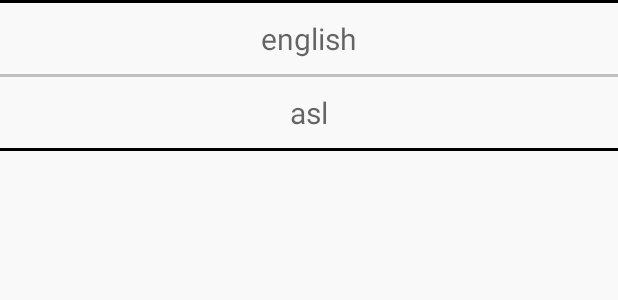
After one commit to twhitloc/Capstone_Prototype, an Android app: the layout list_item.xml on its own in the app's theme, with its tools: preview values and no code run, on a phone screen of 412 x 824 dp. The commit adds this screen. Shown: the top 300 px of the screen. Run offline under Robolectric (Android 15) with nearby library versions, the light colour scheme and no system bars.

Commit message:
View Saved Translations almost complete

```diff
--- a/app/src/main/res/layout/content_view__saved__translations.xml
+++ b/app/src/main/res/layout/content_view__saved__translations.xml
@@ -31,10 +31,11 @@
             android:text="@string/_find_this_phrase"
             />
 
-        <android.support.v7.widget.RecyclerView
+        <ListView
+            android:id="@+id/list_view"
             android:layout_width="match_parent"
             android:layout_height="300dp">
 
-        </android.support.v7.widget.RecyclerView>>
+        </ListView>>
     </LinearLayout>
 </RelativeLayout>
--- /dev/null
+++ b/app/src/main/res/layout/list_item.xml
@@ -0,0 +1,37 @@
+<?xml version="1.0" encoding="utf-8"?>
+<LinearLayout xmlns:android="http://schemas.android.com/apk/res/android"
+    android:orientation="vertical" android:layout_width="match_parent"
+    android:layout_height="match_parent"
+    android:background="#f9f9f9">
+
+    <View
+        android:layout_width="match_parent"
+        android:layout_height="2dp"
+        android:background="#000000" />
+    <TextView
+        android:padding="10dp"
+        android:layout_width="match_parent"
+        android:layout_height="wrap_content"
+        android:id="@+id/english_view"
+        android:hint="english"
+        android:textSize="20dp"
+        android:gravity="center"/>
+
+    <View
+        android:layout_width="match_parent"
+        android:layout_height="2dp"
+        android:background="#c0c0c0" />
+    <TextView
+        android:padding="10dp"
+        android:layout_width="match_parent"
+        android:layout_height="wrap_content"
+        android:id="@+id/asl_view"
+        android:hint="asl"
+        android:textSize="20dp"
+        android:gravity="center"/>
+    <View
+        android:layout_width="match_parent"
+        android:layout_height="2dp"
+        android:background="#000000" />
+
+</LinearLayout>
```
Also changed, not shown: app/src/main/java/tylerwhitlock/capstone_prototype/ListAdapter.java (added, +41 -0 lines), app/src/main/java/tylerwhitlock/capstone_prototype/Prototype_View_Saved_Translations.java (+233 -9 lines), app/src/main/res/layout/activity_view__saved__translations.xml (+0 -7 lines).
